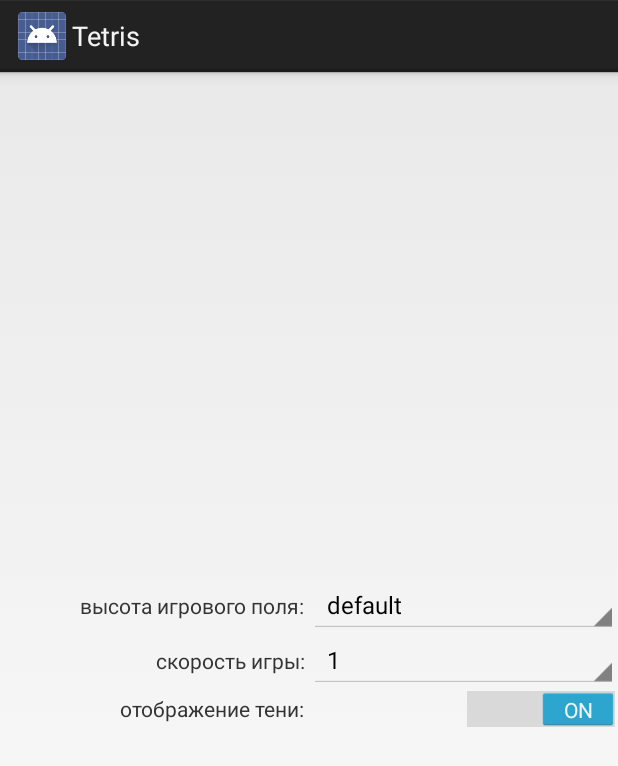
After one commit to barcafan0408/TetrisAndroidGame, an Android app: the SettingActivity screen opened directly, with no data from a screen before it, on a phone screen of 412 x 824 dp. The commit adds this screen. Shown: the top 766 px of the screen. Run offline under Robolectric (Android 15) with nearby library versions, the phone set to English and light mode, and no system bars.

Commit message:
added three settings

```diff
--- /dev/null
+++ b/app/src/main/java/com/sasha/tetris/SettingActivity.java
@@ -0,0 +1,117 @@
+package com.sasha.tetris;
+
+import android.app.Activity;
+import android.content.SharedPreferences;
+import android.os.Bundle;
+import android.view.View;
+import android.widget.AdapterView;
+import android.widget.AdapterView.OnItemSelectedListener;
+import android.widget.ArrayAdapter;
+import android.widget.CompoundButton;
+import android.widget.Spinner;
+import android.widget.Switch;
+
+import java.util.Arrays;
+
+public class SettingActivity extends Activity {
+
+    final static String HEIGHT = "count_field_height";
+    final static String SPEED = "game_speed";
+    final static String SHADOW = "display_shape_shadow";
+
+    String[] data = {"default", "15", "16", "17", "18", "19", "20"};
+    String[] speed = {"1", "2", "3", "4", "5", "6", "7", "8", "9", "10"};
+
+    SharedPreferences sPref;
+
+    @Override
+    protected void onCreate(Bundle savedInstanceState) {
+        super.onCreate(savedInstanceState);
+        setContentView(R.layout.activity_setting);
+
+        // адаптер
+        ArrayAdapter<String> adapter = new ArrayAdapter<String>(this, android.R.layout.simple_spinner_item, data);
+        adapter.setDropDownViewResource(android.R.layout.simple_spinner_dropdown_item);
+
+        Spinner spinnerHeight = (Spinner) findViewById(R.id.spinnerHeight);
+        spinnerHeight.setAdapter(adapter);
+        // заголовок
+        spinnerHeight.setPrompt("Title");
+        // выделяем элемент
+        spinnerHeight.setSelection(loadSetting(HEIGHT, data));
+        // устанавливаем обработчик нажатия
+        spinnerHeight.setOnItemSelectedListener(new OnItemSelectedListener() {
+            @Override
+            public void onItemSelected(AdapterView<?> parent, View view,
+                                       int position, long id) {
+                sPref = getSharedPreferences("SettingPreferences", MODE_PRIVATE);
+                SharedPreferences.Editor ed = sPref.edit();
+                ed.putString(HEIGHT, data[position]);
+                ed.commit();
+            }
+            @Override
+            public void onNothingSelected(AdapterView<?> parent) {
+
+            }
+        });
+
+        ArrayAdapter<String> adapterSp = new ArrayAdapter<String>(this, android.R.layout.simple_spinner_item, speed);
+        adapterSp.setDropDownViewResource(android.R.layout.simple_spinner_dropdown_item);
+
+        Spinner spinnerSpeed = (Spinner) findViewById(R.id.spinnerSpeed);
+        spinnerSpeed.setAdapter(adapterSp);
+        spinnerSpeed.setPrompt("Game speed");
+        spinnerSpeed.setSelection(loadSetting(SPEED, speed));
+
+        spinnerSpeed.setOnItemSelectedListener(new OnItemSelectedListener() {
+            @Override
+            public void onItemSelected(AdapterView<?> parent, View view,
+                                       int position, long id) {
+                sPref = getSharedPreferences("SettingPreferences", MODE_PRIVATE);
+                SharedPreferences.Editor ed = sPref.edit();
+                ed.putString(SPEED, speed[position]);
+                ed.commit();
+            }
+            @Override
+            public void onNothingSelected(AdapterView<?> parent) {
+
+            }
+        });
+
+        Switch switchShadow = (Switch) findViewById(R.id.switchShadow);
+        switchShadow.setChecked(loadSetting(SHADOW));
+
+        switchShadow.setOnCheckedChangeListener(new CompoundButton.OnCheckedChangeListener() {
+            @Override
+            public void onCheckedChanged(CompoundButton buttonView, boolean isChecked) {
+                sPref = getSharedPreferences("SettingPreferences", MODE_PRIVATE);
+                SharedPreferences.Editor ed = sPref.edit();
+                ed.putString(SHADOW, isChecked ? "true" : "false");
+                ed.commit();
+            }
+        });
+
+    }
+
+    private int loadSetting(String key, String[] array){
+        sPref = getSharedPreferences("SettingPreferences", MODE_PRIVATE);
+        String savedValue = sPref.getString(key, "");
+        int i = Arrays.asList(array).indexOf(savedValue);
+        if (i < 0){
+            return 0;
+        } else {
+            return i;
+        }
+    }
+
+    private boolean loadSetting(String key){
+        sPref = getSharedPreferences("SettingPreferences", MODE_PRIVATE);
+        String savedValue = sPref.getString(key, "true");
+        if (savedValue == "true"){
+            return true;
+        } else {
+            return false;
+        }
+    }
+
+}
--- /dev/null
+++ b/app/src/main/res/layout/activity_setting.xml
@@ -0,0 +1,84 @@
+<?xml version="1.0" encoding="utf-8"?>
+<LinearLayout xmlns:android="http://schemas.android.com/apk/res/android"
+    xmlns:tools="http://schemas.android.com/tools"
+    android:layout_width="match_parent"
+    android:layout_height="match_parent"
+    android:orientation="vertical"
+    android:gravity="center"
+    tools:context="com.sasha.tetris.SettingActivity">
+
+    <LinearLayout
+        android:layout_width="match_parent"
+        android:layout_height="wrap_content"
+        android:orientation="horizontal">
+
+        <TextView
+            android:layout_width="match_parent"
+            android:layout_height="wrap_content"
+            android:textAppearance="@android:style/TextAppearance.Small"
+            android:layout_gravity="center"
+            android:gravity="end"
+            android:layout_weight="1"
+            android:text="высота игрового поля: "/>
+
+        <Spinner
+            android:layout_width="match_parent"
+            android:layout_height="wrap_content"
+            android:id="@+id/spinnerHeight"
+            android:layout_gravity="center"
+            android:layout_weight="1">
+
+        </Spinner>
+
+    </LinearLayout>
+
+    <LinearLayout
+        android:layout_width="match_parent"
+        android:layout_height="wrap_content"
+        android:orientation="horizontal">
+
+        <TextView
+            android:layout_width="match_parent"
+            android:layout_height="wrap_content"
+            android:textAppearance="@android:style/TextAppearance.Small"
+            android:layout_gravity="center"
+            android:gravity="end"
+            android:layout_weight="1"
+            android:text="скорость игры: "/>
+
+        <Spinner
+            android:layout_width="match_parent"
+            android:layout_height="wrap_content"
+            android:id="@+id/spinnerSpeed"
+            android:layout_gravity="center"
+            android:layout_weight="1">
+
+        </Spinner>
+
+    </LinearLayout>
+
+    <LinearLayout
+        android:layout_width="match_parent"
+        android:layout_height="wrap_content"
+        android:orientation="horizontal">
+
+        <TextView
+            android:layout_width="match_parent"
+            android:layout_height="wrap_content"
+            android:textAppearance="@android:style/TextAppearance.Small"
+            android:layout_gravity="center"
+            android:gravity="end"
+            android:layout_weight="1"
+            android:text="отображение тени: "/>
+
+        <Switch
+            android:layout_width="match_parent"
+            android:layout_height="wrap_content"
+            android:id="@+id/switchShadow"
+            android:layout_weight="1">
+
+        </Switch>
+
+    </LinearLayout>
+
+</LinearLayout>
```
Also changed, not shown: app/src/main/AndroidManifest.xml (+3 -15 lines), app/src/main/java/com/sasha/tetris/GameActivity.java (+29 -3 lines), app/src/main/java/com/sasha/tetris/GameMaster.java (+47 -7 lines), app/src/main/java/com/sasha/tetris/MainActivity.java (+8 -1 lines).
